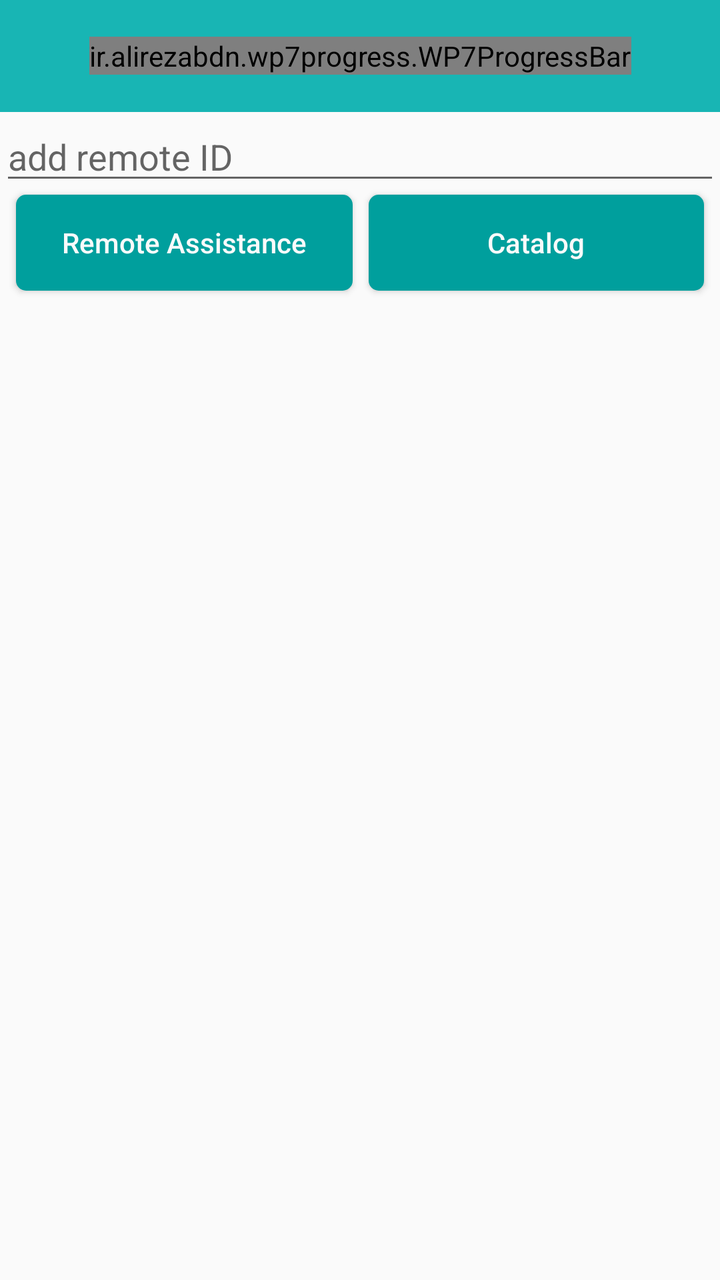
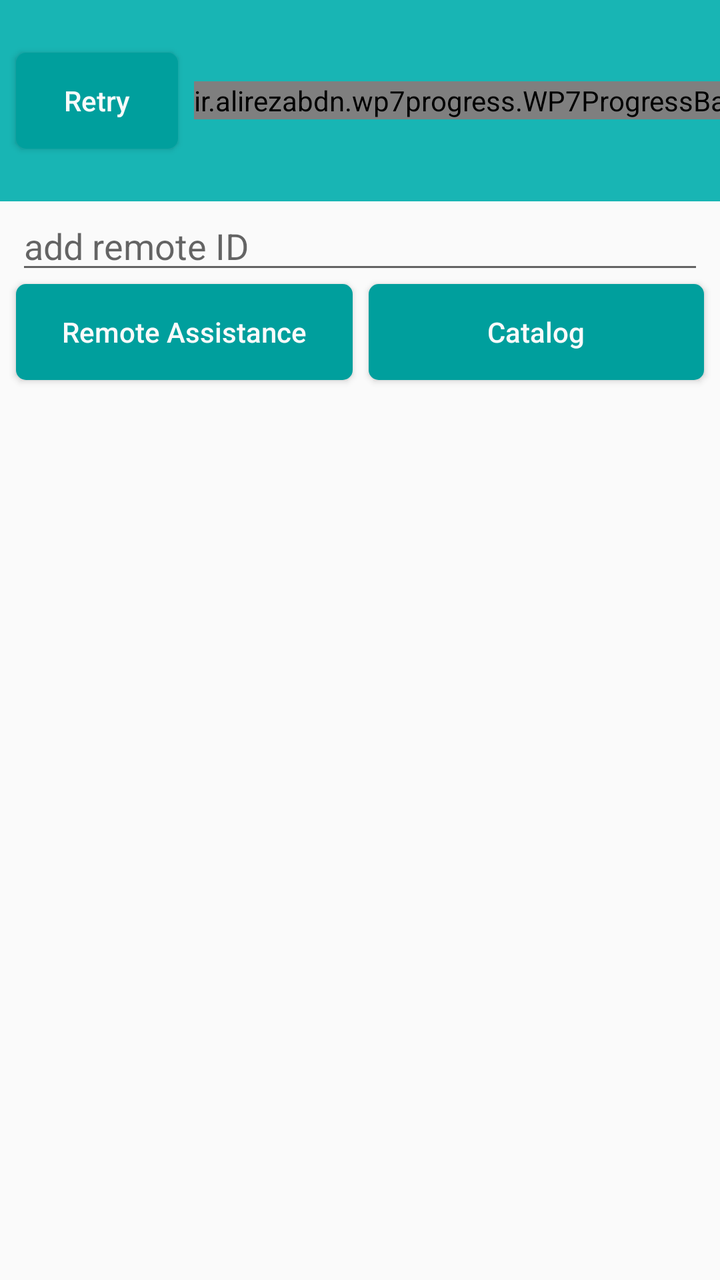

Compare the two renders of this Android layout. The source of the first and the diff that turns it into the second are given below.
<!-- AndroidManifest.xml: activity theme AppTheme.NoActionBar -->
<!-- res/layout/activity_nodejs.xml -->
<?xml version="1.0" encoding="utf-8"?>
<androidx.constraintlayout.widget.ConstraintLayout xmlns:android="http://schemas.android.com/apk/res/android"
    xmlns:app="http://schemas.android.com/apk/res-auto"
    xmlns:tools="http://schemas.android.com/tools"
    android:layout_width="match_parent"
    android:layout_height="match_parent">

    <androidx.appcompat.widget.Toolbar
        android:id="@+id/toolbar_top"
        android:layout_width="match_parent"
        android:layout_height="wrap_content"
        android:background="@color/main_color"
        android:minHeight="?android:attr/actionBarSize"
        app:layout_constraintEnd_toEndOf="parent"
        app:layout_constraintStart_toStartOf="parent"
        app:layout_constraintTop_toTopOf="parent">

        <ir.alirezabdn.wp7progress.WP7ProgressBar
            android:id="@+id/prgToolbar"
            android:layout_width="wrap_content"
            android:layout_height="wrap_content"
            android:layout_gravity="center"
            app:indicatorColor="#FF1744"
            app:interval="50"/>

        <TextView
            android:id="@+id/toolbar_title"
            android:layout_width="wrap_content"
            android:layout_height="wrap_content"
            android:layout_gravity="center"
            android:textColor="#5D4037"
            android:textStyle="bold"
            android:textSize="20sp"/>

    </androidx.appcompat.widget.Toolbar>

    <Button
        android:id="@+id/btnArCore"
        android:layout_width="0dp"
        android:layout_height="wrap_content"
        android:layout_marginStart="8dp"
        android:layout_marginEnd="4dp"
        android:textAllCaps="false"
        android:background="@drawable/button_background"
        android:textColor="@color/white"
        android:text="Remote Assistance"
        app:layout_constraintEnd_toStartOf="@+id/guideline4"
        app:layout_constraintStart_toStartOf="parent"
        app:layout_constraintTop_toBottomOf="@+id/edtRemoteID" />

    <Button
        android:id="@+id/btnVuforia"
        android:layout_width="0dp"
        android:layout_height="wrap_content"
        android:layout_marginStart="4dp"
        android:layout_marginEnd="8dp"
        android:textAllCaps="false"
        android:background="@drawable/button_background"
        android:textColor="@color/white"
        android:text="Catalog"
        app:layout_constraintEnd_toEndOf="parent"
        app:layout_constraintStart_toStartOf="@+id/guideline4"
        app:layout_constraintTop_toTopOf="@+id/btnArCore" />

    <androidx.constraintlayout.widget.Guideline
        android:id="@+id/guideline4"
        android:layout_width="wrap_content"
        android:layout_height="wrap_content"
        android:orientation="vertical"
        app:layout_constraintGuide_percent="0.50121653" />

    <EditText
        android:id="@+id/edtRemoteID"
        android:layout_width="0dp"
        android:layout_height="wrap_content"
        android:hint="add remote ID"
        android:inputType="textPersonName"
        app:layout_constraintEnd_toEndOf="parent"
        app:layout_constraintStart_toStartOf="parent"
        app:layout_constraintTop_toBottomOf="@+id/toolbar_top" />

    <androidx.recyclerview.widget.RecyclerView
        android:id="@+id/rvDestinationUniqueId"
        android:layout_width="0dp"
        android:layout_height="0dp"
        android:layout_marginTop="8dp"
        app:layout_constraintBottom_toBottomOf="parent"
        app:layout_constraintEnd_toEndOf="parent"
        app:layout_constraintStart_toStartOf="parent"
        app:layout_constraintTop_toBottomOf="@+id/btnArCore" />

</androidx.constraintlayout.widget.ConstraintLayout>
<!-- resources referenced by this layout -->
<resources>
  <color name="main_color">#18b5b4</color>
  <color name="white">#fafafa</color>
  <!-- drawable button_background (drawable) -->
  <?xml version="1.0" encoding="utf-8"?>
  <ripple xmlns:android="http://schemas.android.com/apk/res/android"
      android:color="@color/colorPrimaryDark">
      <item android:id="@android:id/mask">
          <shape android:shape="rectangle">
              <solid android:color="@color/colorPrimaryDark" />
              <corners android:radius="@dimen/button_radius_large" />
          </shape>
      </item>
  
      <item android:id="@android:id/background">
          <shape android:shape="rectangle">
              <gradient
                  android:angle="90"
                  android:endColor="@color/colorPrimary"
                  android:startColor="@color/colorPrimary"
                  android:type="linear" />
              <corners android:radius="@dimen/button_radius_large" />
          </shape>
      </item>
  </ripple>
  <style name="AppTheme.NoActionBar">
          <item name="windowActionBar">false</item>
          <item name="windowNoTitle">true</item>
      </style>
  <color name="colorPrimaryDark">#008584</color>
  <dimen name="button_radius_large">5dp</dimen>
  <color name="colorPrimary">#009f9d</color>
</resources>

<!-- the commit's change to res/layout/activity_nodejs.xml (unified diff, before → after) -->
@@ -11,6 +11,14 @@
         android:layout_height="wrap_content"
         android:background="@color/main_color"
         android:minHeight="?android:attr/actionBarSize"
+        android:contentInsetLeft="0dp"
+        android:contentInsetStart="0dp"
+        app:contentInsetLeft="0dp"
+        app:contentInsetStart="0dp"
+        android:contentInsetRight="0dp"
+        android:contentInsetEnd="0dp"
+        app:contentInsetRight="0dp"
+        app:contentInsetEnd="0dp"
         app:layout_constraintEnd_toEndOf="parent"
         app:layout_constraintStart_toStartOf="parent"
         app:layout_constraintTop_toTopOf="parent">
@@ -23,14 +31,37 @@
             app:indicatorColor="#FF1744"
             app:interval="50"/>
 
+        <Button
+            android:id="@+id/btnRetry"
+            android:layout_width="wrap_content"
+            android:layout_height="wrap_content"
+            android:layout_gravity="start"
+            android:layout_marginLeft="8dp"
+            android:background="@drawable/button_background"
+            android:textAllCaps="false"
+            android:textColor="@color/white"
+            android:text="Retry" />
+
         <TextView
             android:id="@+id/toolbar_title"
             android:layout_width="wrap_content"
             android:layout_height="wrap_content"
-            android:layout_gravity="center"
+            android:layout_gravity="start"
+            android:layout_marginLeft="8dp"
             android:textColor="#5D4037"
             android:textStyle="bold"
             android:textSize="20sp"/>
+
+        <Button
+            android:id="@+id/btnProfile"
+            android:layout_width="wrap_content"
+            android:layout_height="wrap_content"
+            android:layout_gravity="end"
+            android:layout_marginRight="8dp"
+            android:background="@drawable/button_background"
+            android:textAllCaps="false"
+            android:textColor="@color/white"
+            android:text="Profile" />
 
     </androidx.appcompat.widget.Toolbar>
 
@@ -73,6 +104,8 @@
         android:id="@+id/edtRemoteID"
         android:layout_width="0dp"
         android:layout_height="wrap_content"
+        android:layout_marginLeft="8dp"
+        android:layout_marginRight="8dp"
         android:hint="add remote ID"
         android:inputType="textPersonName"
         app:layout_constraintEnd_toEndOf="parent"
